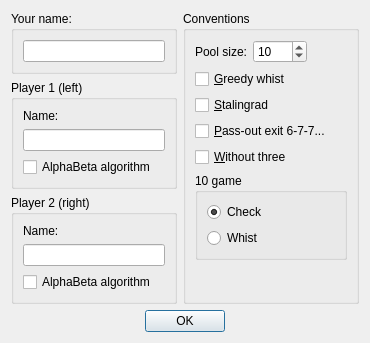
infsega/bbpref, file src/ui/newgameform.ui: the form before one commit.
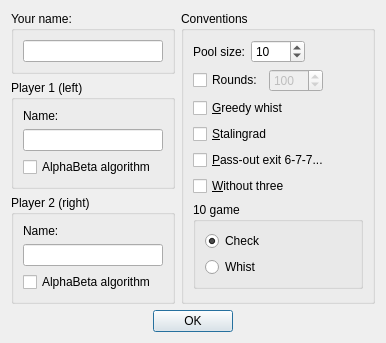
The form after the commit. Icons and pictures are not drawn.

Commit message: Added control for maximum number of rounds

```diff
--- a/src/ui/newgameform.ui
+++ b/src/ui/newgameform.ui
@@ -9,8 +9,8 @@
    <rect>
     <x>0</x>
     <y>0</y>
-    <width>370</width>
-    <height>334</height>
+    <width>386</width>
+    <height>341</height>
    </rect>
   </property>
   <property name="sizePolicy">
@@ -100,7 +100,7 @@
            <string>When all players reach this score in pool the game ends</string>
           </property>
           <property name="minimum">
-           <number>4</number>
+           <number>1</number>
           </property>
           <property name="maximum">
            <number>1000</number>
@@ -125,6 +125,52 @@
         </item>
        </layout>
       </item>
+      <item>
+       <layout class="QHBoxLayout" name="horizontalLayout_2">
+        <item>
+         <widget class="QCheckBox" name="cbRounds">
+          <property name="text">
+           <string>Rounds:</string>
+          </property>
+         </widget>
+        </item>
+        <item>
+         <widget class="QSpinBox" name="sbRounds">
+          <property name="enabled">
+           <bool>false</bool>
+          </property>
+          <property name="sizePolicy">
+           <sizepolicy hsizetype="Preferred" vsizetype="Fixed">
+            <horstretch>0</horstretch>
+            <verstretch>0</verstretch>
+           </sizepolicy>
+          </property>
+          <property name="toolTip">
+           <string>End game after specified number of rounds</string>
+          </property>
+          <property name="maximum">
+           <number>1000</number>
+          </property>
+          <property name="value">
+           <number>100</number>
+          </property>
+         </widget>
+        </item>
+        <item>
+         <spacer name="horizontalSpacer_2">
+          <property name="orientation">
+           <enum>Qt::Horizontal</enum>
+          </property>
+          <property name="sizeHint" stdset="0">
+           <size>
+            <width>40</width>
+            <height>20</height>
+           </size>
+          </property>
+         </spacer>
+        </item>
+       </layout>
+      </item>
       <item>
        <widget class="QCheckBox" name="cbGreedy">
         <property name="sizePolicy">
@@ -315,6 +361,19 @@
         </property>
        </widget>
       </item>
+      <item>
+       <spacer name="verticalSpacer_2">
+        <property name="orientation">
+         <enum>Qt::Vertical</enum>
+        </property>
+        <property name="sizeHint" stdset="0">
+         <size>
+          <width>20</width>
+          <height>40</height>
+         </size>
+        </property>
+       </spacer>
+      </item>
      </layout>
     </widget>
    </item>
```
The commit also changes 1 other file.
